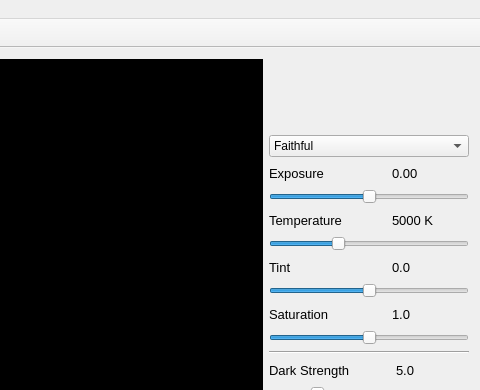
Qt form platform/qt/MainWindow.ui (ilia3101/MLV-App) before a commit; both pictures show x 717 to 1197 and y 0 to 390 of the 1197 by 901 pixel window.
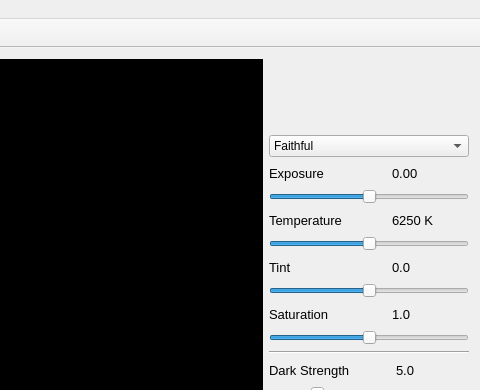
The same form after that commit. Icons and pictures are not drawn.

Commit message: QtApp: Set temperature default to the same as in Ilias code.

Diff of the .ui file:
```diff
--- a/platform/qt/MainWindow.ui
+++ b/platform/qt/MainWindow.ui
@@ -225,7 +225,7 @@
            <enum>Qt::RightToLeft</enum>
           </property>
           <property name="text">
-           <string>5000 K</string>
+           <string>6250 K</string>
           </property>
          </widget>
         </item>
@@ -258,7 +258,7 @@
          <number>10000</number>
         </property>
         <property name="value">
-         <number>5000</number>
+         <number>6250</number>
         </property>
         <property name="orientation">
          <enum>Qt::Horizontal</enum>
```
